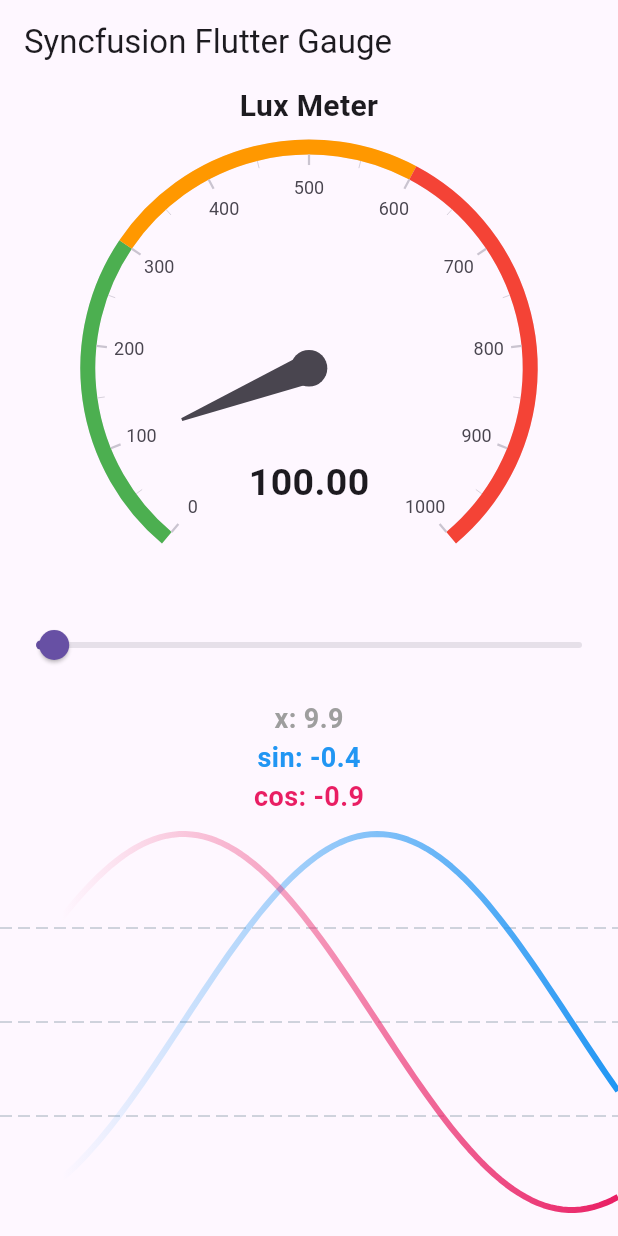
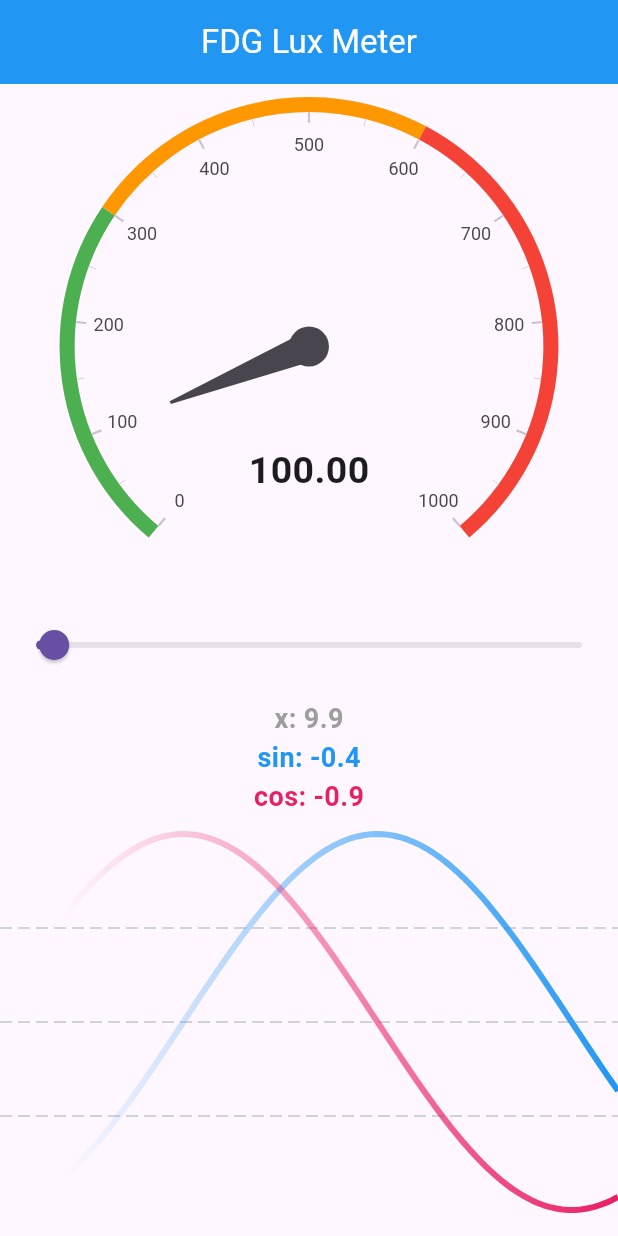
Before and after one commit to fdg2324/fdg_lux_meter, a Flutter app: the screen it shows after launch, on a phone screen of 412 x 824 dp. Run offline on Flutter 3.47's test engine with Material 3 defaults, Android fonts, the phone set to English and light mode, and no system bars; drawn by our look-alikes of fl_chart, syncfusion_flutter_gauges; missing offline and left inert: light.

Commit message:
changed appbar

```diff
--- a/lib/main.dart
+++ b/lib/main.dart
@@ -64,7 +64,10 @@ class MyHomePageState extends State<MyHomePage> {
   @override
   Widget build(BuildContext context) {
     return Scaffold(
-        appBar: AppBar(title: const Text('Syncfusion Flutter Gauge')),
+        appBar: AppBar(title: const Text('FDG Lux Meter'),
+        foregroundColor: Colors.white,
+        backgroundColor: Colors.blue,
+        centerTitle: true,),
         body: Column(
           children: [
             _getRadialGauge(),
@@ -86,9 +89,9 @@ class MyHomePageState extends State<MyHomePage> {
 
   Widget _getRadialGauge() {
     return SfRadialGauge(
-        title: const GaugeTitle(
-            text: 'Lux Meter',
-            textStyle: TextStyle(fontSize: 20.0, fontWeight: FontWeight.bold)),
+        // title: const GaugeTitle(
+        //     text: 'Lux Meter',
+        //     textStyle: TextStyle(fontSize: 20.0, fontWeight: FontWeight.bold)),
         axes: <RadialAxis>[
           RadialAxis(minimum: 0, maximum: 1000, ranges: <GaugeRange>[
             GaugeRange(
```
